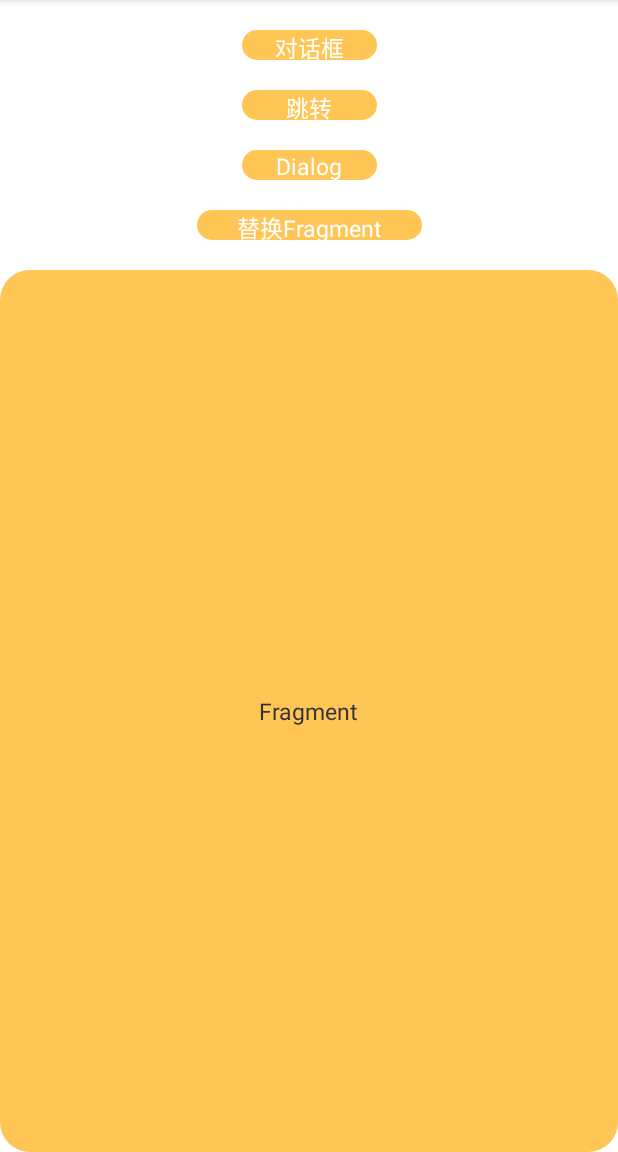
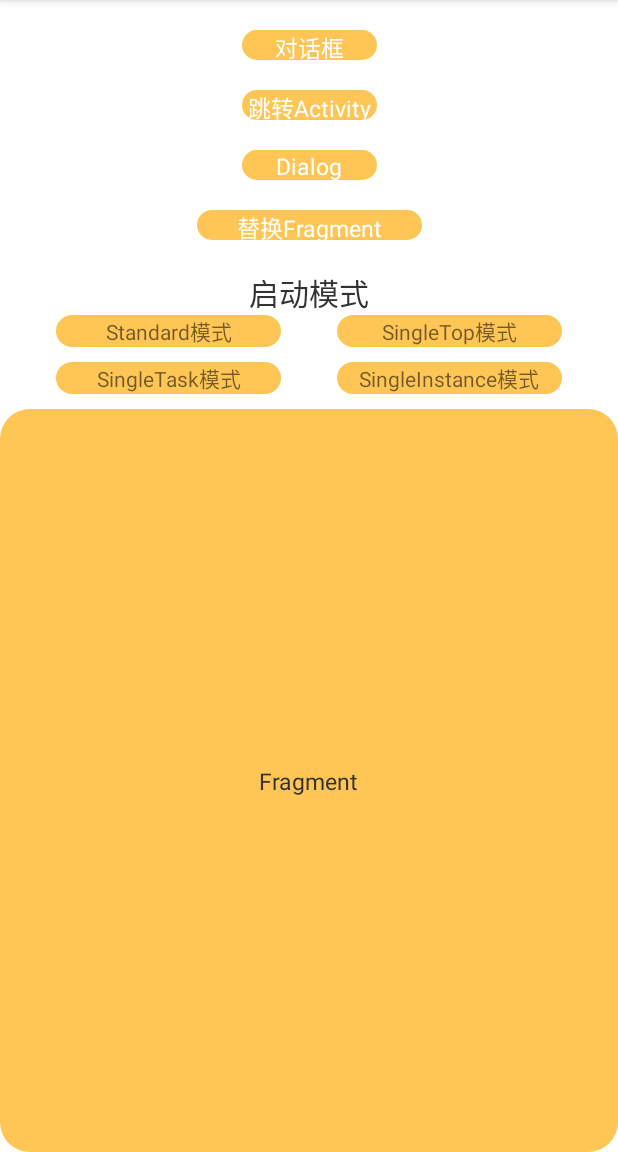
Before and after one commit to wangqingyii/LifeCycleTest, an Android app: the screen it shows after launch (MainActivity), on a phone screen of 412 x 824 dp, the part 84-1236 px from its top. Run offline under Robolectric (Android 15) with nearby library versions, the phone set to English and light mode, and no system bars.

Commit message:
feat:添加启动模式练习

```diff
--- a/app/src/main/java/com/wangqingyi/lifecycletest/MainActivity.kt
+++ b/app/src/main/java/com/wangqingyi/lifecycletest/MainActivity.kt
@@ -7,6 +7,10 @@ import androidx.appcompat.app.AppCompatActivity
 import androidx.fragment.app.Fragment
 import com.wangqingyi.lifecycletest.databinding.ActivityMainBinding
 import com.wangqingyi.lifecycletest.dialog.DialogFactory
+import com.wangqingyi.lifecycletest.startmode.singleInstance.SingleInstanceActivity
+import com.wangqingyi.lifecycletest.startmode.singletask.SingleTaskActivity
+import com.wangqingyi.lifecycletest.startmode.singletop.SingleTopActivity
+import com.wangqingyi.lifecycletest.startmode.standard.StandardActivity
 
 
 class MainActivity : AppCompatActivity() {
@@ -39,6 +43,25 @@ class MainActivity : AppCompatActivity() {
         mBinding.mReplaceFragmentTv.setOnClickListener {
             addFragment(TestFragment2())
         }
+
+        // 启动模式
+        mBinding.mStandardTv.setOnClickListener {
+            val intent = Intent(this, StandardActivity::class.java)
+            startActivity(intent)
+        }
+        mBinding.mSingleTopTv.setOnClickListener {
+            val intent = Intent(this, SingleTopActivity::class.java)
+            startActivity(intent)
+        }
+        mBinding.mSingleTaskTv.setOnClickListener {
+            val intent = Intent(this, SingleTaskActivity::class.java)
+            startActivity(intent)
+        }
+        mBinding.mSingleInstanceTv.setOnClickListener {
+            val intent = Intent(this, SingleInstanceActivity::class.java)
+            startActivity(intent)
+        }
+
         addFragment(TestFragment1())
         Log.d(TAG, "onCreate")
     }
--- a/app/src/main/res/layout/activity_main.xml
+++ b/app/src/main/res/layout/activity_main.xml
@@ -27,7 +27,7 @@
         android:layout_marginTop="20dp"
         android:background="@drawable/common_bj10_ffc555"
         android:gravity="center"
-        android:text="跳转"
+        android:text="跳转Activity"
         android:textColor="#FFFFFF"
         android:textSize="15sp"
         app:layout_constraintLeft_toLeftOf="parent"
@@ -48,20 +48,6 @@
         app:layout_constraintRight_toRightOf="parent"
         app:layout_constraintTop_toBottomOf="@+id/mJumpTv" />
 
-    <!--    <TextView-->
-    <!--        android:id="@+id/mAddFragmentTv"-->
-    <!--        android:layout_width="150dp"-->
-    <!--        android:layout_height="20dp"-->
-    <!--        android:layout_marginTop="20dp"-->
-    <!--        android:background="@drawable/common_bj10_ffc555"-->
-    <!--        android:gravity="center"-->
-    <!--        android:text="添加Fragment"-->
-    <!--        android:textColor="#FFFFFF"-->
-    <!--        android:textSize="15sp"-->
-    <!--        app:layout_constraintEnd_toStartOf="@+id/mReplaceFragmentTv"-->
-    <!--        app:layout_constraintStart_toStartOf="parent"-->
-    <!--        app:layout_constraintTop_toBottomOf="@+id/mDialogTv" />-->
-
     <TextView
         android:id="@+id/mReplaceFragmentTv"
         android:layout_width="150dp"
@@ -77,14 +63,72 @@
         app:layout_constraintStart_toStartOf="parent"
         app:layout_constraintTop_toBottomOf="@+id/mDialogTv" />
 
+    <TextView
+        android:id="@+id/mStartModeTv"
+        android:layout_width="wrap_content"
+        android:layout_height="wrap_content"
+        android:layout_marginTop="20dp"
+        android:text="启动模式"
+        android:textColor="#333333"
+        android:textSize="20sp"
+        app:layout_constraintEnd_toEndOf="parent"
+        app:layout_constraintStart_toStartOf="parent"
+        app:layout_constraintTop_toBottomOf="@+id/mReplaceFragmentTv" />
+
+    <TextView
+        android:id="@+id/mStandardTv"
+        android:layout_width="150dp"
+        android:layout_height="wrap_content"
+        android:background="@drawable/common_bj10_ffc555"
+        android:gravity="center"
+        android:text="Standard模式"
+        app:layout_constraintEnd_toStartOf="@+id/mSingleTopTv"
+        app:layout_constraintStart_toStartOf="parent"
+        app:layout_constraintTop_toBottomOf="@+id/mStartModeTv" />
+
+    <TextView
+        android:id="@+id/mSingleTopTv"
+        android:layout_width="150dp"
+        android:layout_height="wrap_content"
+        android:background="@drawable/common_bj10_ffc555"
+        android:gravity="center"
+        android:text="SingleTop模式"
+        app:layout_constraintEnd_toEndOf="parent"
+        app:layout_constraintStart_toEndOf="@+id/mStandardTv"
+        app:layout_constraintTop_toBottomOf="@+id/mStartModeTv" />
+
+    <TextView
+        android:id="@+id/mSingleTaskTv"
+        android:layout_width="150dp"
+        android:layout_height="wrap_content"
+        android:layout_marginTop="10dp"
+        android:background="@drawable/common_bj10_ffc555"
+        android:gravity="center"
+        android:text="SingleTask模式"
+        app:layout_constraintEnd_toStartOf="@+id/mSingleInstanceTv"
+        app:layout_constraintStart_toStartOf="parent"
+        app:layout_constraintTop_toBottomOf="@+id/mStandardTv" />
+
+    <TextView
+        android:id="@+id/mSingleInstanceTv"
+        android:layout_width="150dp"
+        android:layout_height="wrap_content"
+        android:layout_marginTop="10dp"
+        android:background="@drawable/common_bj10_ffc555"
+        android:gravity="center"
+        android:text="SingleInstance模式"
+        app:layout_constraintEnd_toEndOf="parent"
+        app:layout_constraintStart_toEndOf="@+id/mSingleTaskTv"
+        app:layout_constraintTop_toBottomOf="@+id/mStandardTv" />
+
     <FrameLayout
         android:id="@+id/mFrameLayout"
         android:layout_width="match_parent"
         android:layout_height="0dp"
-        android:layout_marginTop="20dp"
+        android:layout_marginTop="10dp"
         app:layout_constraintBottom_toBottomOf="parent"
         app:layout_constraintLeft_toLeftOf="parent"
         app:layout_constraintRight_toRightOf="parent"
-        app:layout_constraintTop_toBottomOf="@+id/mReplaceFragmentTv"/>
+        app:layout_constraintTop_toBottomOf="@+id/mSingleInstanceTv" />
 
 </androidx.constraintlayout.widget.ConstraintLayout>
```
Also changed, not shown: app/src/main/AndroidManifest.xml (+23 -4 lines), app/src/main/java/com/wangqingyi/lifecycletest/startmode/singleInstance/SingleInstanceActivity.kt (added, +28 -0 lines), app/src/main/java/com/wangqingyi/lifecycletest/startmode/singleInstance/SingleInstanceActivity2.kt (added, +15 -0 lines), app/src/main/java/com/wangqingyi/lifecycletest/startmode/singletask/SingleTaskActivity.kt (added, +32 -0 lines), app/src/main/java/com/wangqingyi/lifecycletest/startmode/singletask/SingleTaskActivity2.kt (added, +27 -0 lines), app/src/main/java/com/wangqingyi/lifecycletest/startmode/singletop/SingleTopActivity.kt (added, +40 -0 lines), app/src/main/java/com/wangqingyi/lifecycletest/startmode/singletop/SingleTopActivity2.kt (added, +23 -0 lines), app/src/main/java/com/wangqingyi/lifecycletest/startmode/standard/StandardActivity.kt (added, +24 -0 lines), app/src/main/res/layout/activity_single_instance.xml (added, +22 -0 lines), app/src/main/res/layout/activity_single_instance2.xml (added, +9 -0 lines), app/src/main/res/layout/activity_single_task.xml (added, +23 -0 lines), app/src/main/res/layout/activity_single_task2.xml (added, +23 -0 lines), app/src/main/res/layout/activity_single_top.xml (added, +37 -0 lines), app/src/main/res/layout/activity_single_top2.xml (added, +23 -0 lines), 1 more files.
